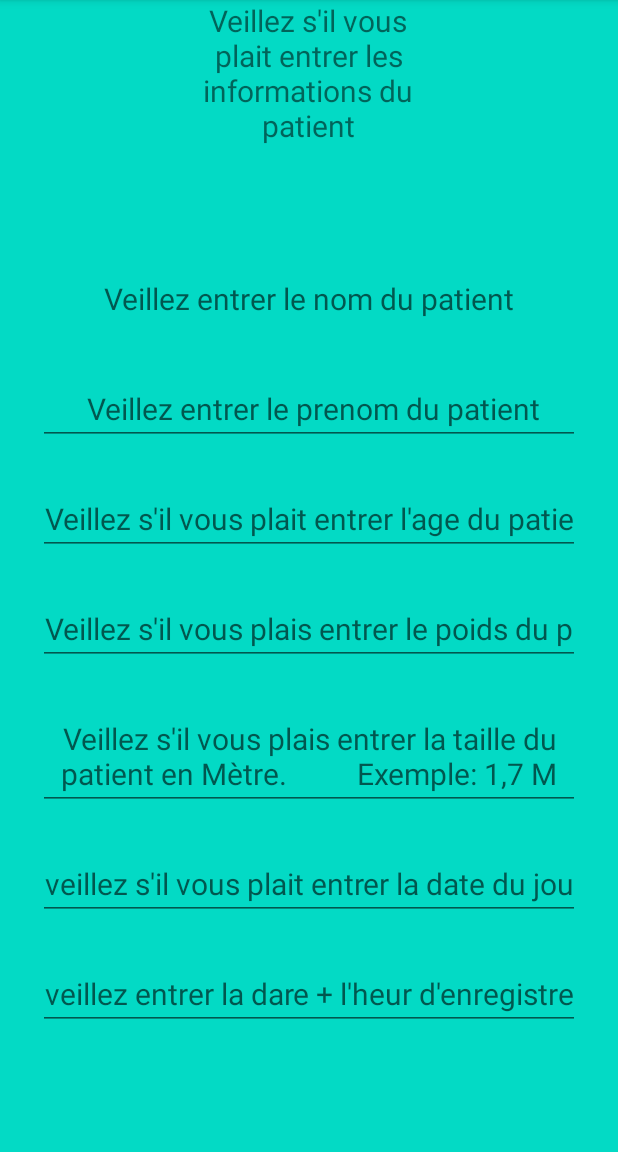
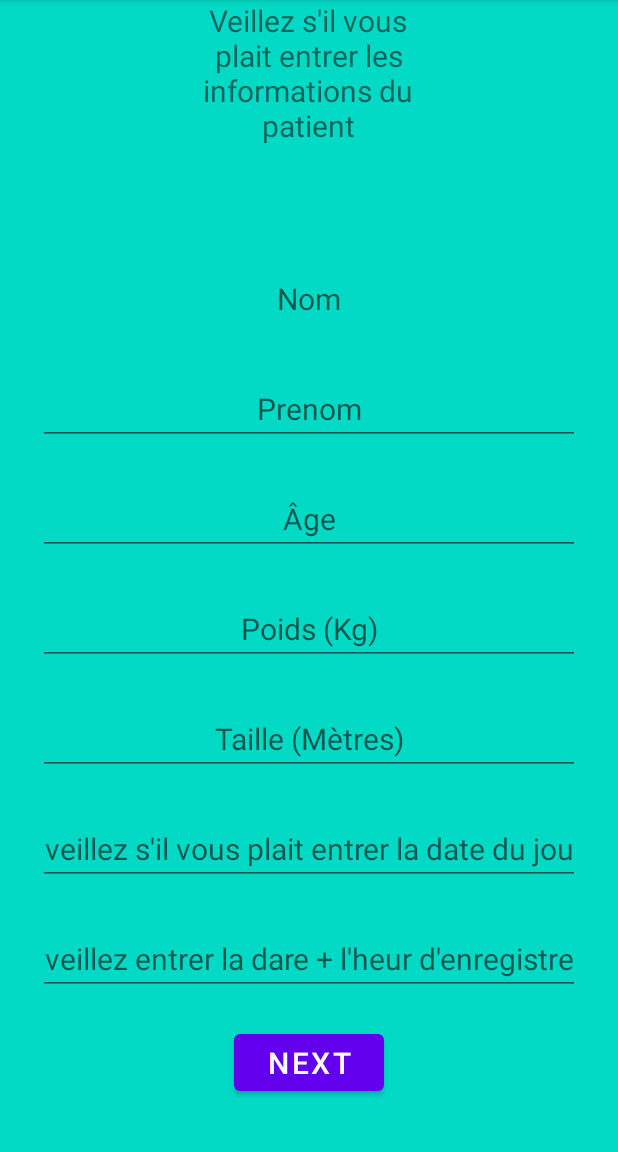
Before and after one commit to blastman0/GL2_Carnet_de_Sante_Groupe_18, an Android app: the Activite2 screen opened directly, with no data from a screen before it, on a phone screen of 412 x 824 dp, the part 84-1236 px from its top. Run offline under Robolectric (Android 15) with nearby library versions, the phone set to English and light mode, and no system bars.

Commit message:
abréviation des hints

```diff
--- a/app/src/main/res/layout/activity_activite2.xml
+++ b/app/src/main/res/layout/activity_activite2.xml
@@ -13,109 +13,131 @@
         android:layout_width="150dp"
         android:layout_height="150dp"
         android:layout_gravity="center"
+        android:textAlignment="center"
         android:text="Veillez s'il vous plait entrer les informations du patient"
         android:textSize="20dp"
-        android:textAlignment="center"
         />
 
 
+    <ScrollView
+        android:layout_width="match_parent"
+        android:layout_height="match_parent">
+
+        <LinearLayout
+            android:layout_width="match_parent"
+            android:layout_height="wrap_content"
+            android:orientation="vertical" >
+
             <EditText
-
+                android:id="@+id/p_nom"
                 android:layout_width="match_parent"
                 android:layout_height="wrap_content"
                 android:layout_gravity="center"
-        android:hint="Veillez entrer le nom du patient"
+                android:layout_marginLeft="25dp"
+                android:layout_marginTop="25dp"
+                android:layout_marginRight="25dp"
+                android:hint="Nom"
+                android:inputType="text"
+                android:textAlignment="center"
                 android:textSize="20dp"
-        android:textAlignment="center"
-        android:layout_marginTop="25dp"
-        android:inputType="text"
-        android:layout_marginLeft="25dp"
-        android:layout_marginRight="25dp"
 
 
                 />
 
-
             <EditText
-
+                android:id="@+id/p_prenom"
                 android:layout_width="match_parent"
                 android:layout_height="wrap_content"
-        android:hint=" Veillez entrer le prenom du patient"
-        android:textSize="20dp"
-        android:layout_marginTop="25dp"
-        android:layout_gravity="center"
-        android:textAlignment="center"
-        android:inputType="text"
-        android:layout_marginLeft="25dp"
-        android:layout_marginRight="25dp"
-
-
-        />
-    <EditText
-        android:layout_width="match_parent"
-        android:layout_height="wrap_content"
-        android:hint="Veillez s'il vous plait entrer l'age du patient  "
-        android:layout_marginTop="25dp"
                 android:layout_gravity="center"
                 android:layout_marginLeft="25dp"
+                android:layout_marginTop="25dp"
                 android:layout_marginRight="25dp"
+                android:hint="Prenom"
+                android:inputType="text"
                 android:textAlignment="center"
                 android:textSize="20dp"
-        android:inputType="number"/>
 
-
-    <EditText
-        android:layout_width="match_parent"
-        android:layout_height="wrap_content"
-        android:hint="Veillez s'il vous plais entrer le poids du patient en Kg"
-        android:layout_marginTop="25dp"
-        android:layout_gravity="center"
-        android:layout_marginLeft="25dp"
-        android:layout_marginRight="25dp"
-        android:textAlignment="center"
-        android:textSize="20dp"
-        android:inputType="number"
 
                 />
 
             <EditText
                 android:layout_width="match_parent"
                 android:layout_height="wrap_content"
-        android:hint="Veillez s'il vous plais entrer la taille du patient en Mètre.
-         Exemple: 1,7 M"
-        android:layout_marginTop="25dp"
                 android:layout_gravity="center"
                 android:layout_marginLeft="25dp"
+                android:layout_marginTop="25dp"
                 android:layout_marginRight="25dp"
+                android:hint="Âge"
+                android:inputType="number"
+                android:textAlignment="center"
+                android:textSize="20dp" />
+
+            <EditText
+                android:layout_width="match_parent"
+                android:layout_height="wrap_content"
+                android:layout_gravity="center"
+                android:layout_marginLeft="25dp"
+                android:layout_marginTop="25dp"
+                android:layout_marginRight="25dp"
+                android:hint="Poids (Kg)"
+                android:inputType="number"
                 android:textAlignment="center"
                 android:textSize="20dp"
 
                 />
-    <EditText
-        android:layout_width="match_parent"
-        android:layout_height="wrap_content"
-        android:layout_marginTop="25dp"
-        android:textAlignment="center"
-        android:layout_gravity="center"
-        android:layout_marginLeft="25dp"
-        android:layout_marginRight="25dp"
-        android:textSize="20dp"
-        android:hint="veillez s'il vous plait entrer la date du jour"
-        android:inputType="date" />
 
             <EditText
                 android:layout_width="match_parent"
                 android:layout_height="wrap_content"
-        android:layout_marginTop="25dp"
-        android:textAlignment="center"
                 android:layout_gravity="center"
                 android:layout_marginLeft="25dp"
+                android:layout_marginTop="25dp"
                 android:layout_marginRight="25dp"
+                android:inputType="number"
+                android:hint="Taille (Mètres)"
+                android:textAlignment="center"
                 android:textSize="20dp"
+
+                />
+
+            <EditText
+                android:layout_width="match_parent"
+                android:layout_height="wrap_content"
+                android:layout_gravity="center"
+                android:layout_marginLeft="25dp"
+                android:layout_marginTop="25dp"
+                android:layout_marginRight="25dp"
+                android:hint="veillez s'il vous plait entrer la date du jour"
+                android:inputType="date"
+                android:textAlignment="center"
+                android:textSize="20dp" />
+
+            <EditText
+                android:layout_width="match_parent"
+                android:layout_height="wrap_content"
+                android:layout_gravity="center"
+                android:layout_marginLeft="25dp"
+                android:layout_marginTop="25dp"
+                android:layout_marginRight="25dp"
                 android:hint="@string/veillez_entrer_la_dare_l_heur_d_enregistrement"
                 android:inputType="datetime"
+                android:textAlignment="center"
+                android:textSize="20dp"
                 tools:ignore="HardcodedText" />
 
+            <Button
+                android:id="@+id/b_next"
+                android:layout_width="100dp"
+                android:layout_height="50dp"
+                android:layout_gravity="center"
+                android:layout_marginTop="20dp"
+                android:layout_marginBottom="20dp"
+                android:text="Next"
+                android:textSize="20dp"
+
+                />
+        </LinearLayout>
+    </ScrollView>
 
 
 </LinearLayout>
```
Lines whose indentation alone changed are shown as unchanged.
